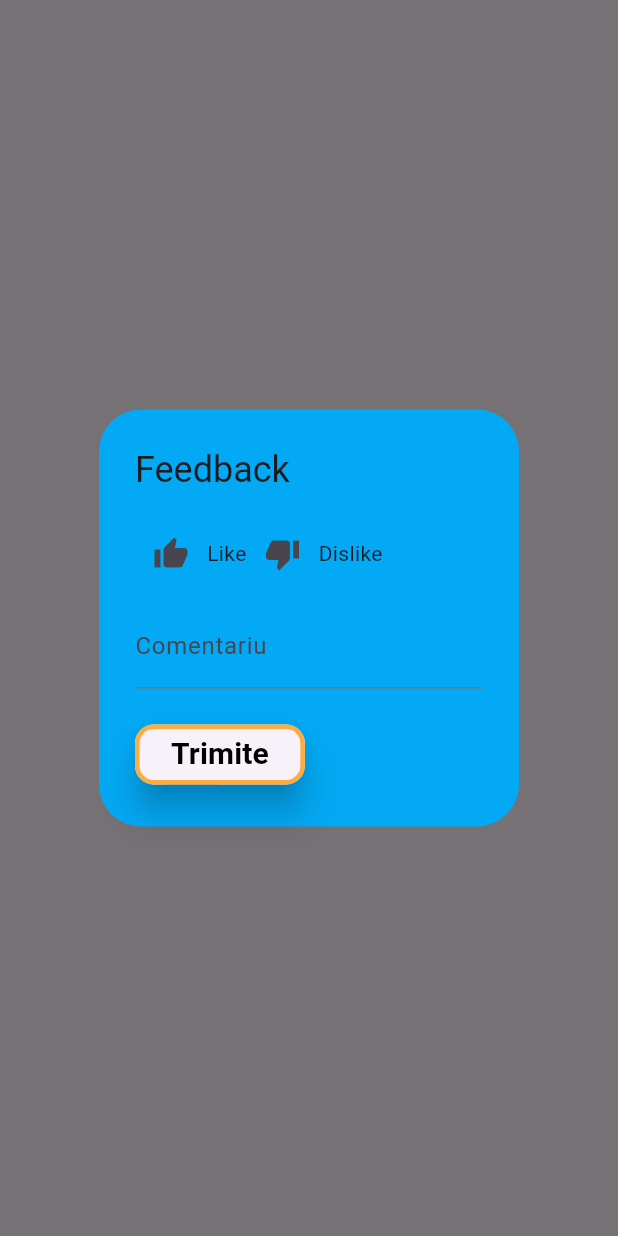
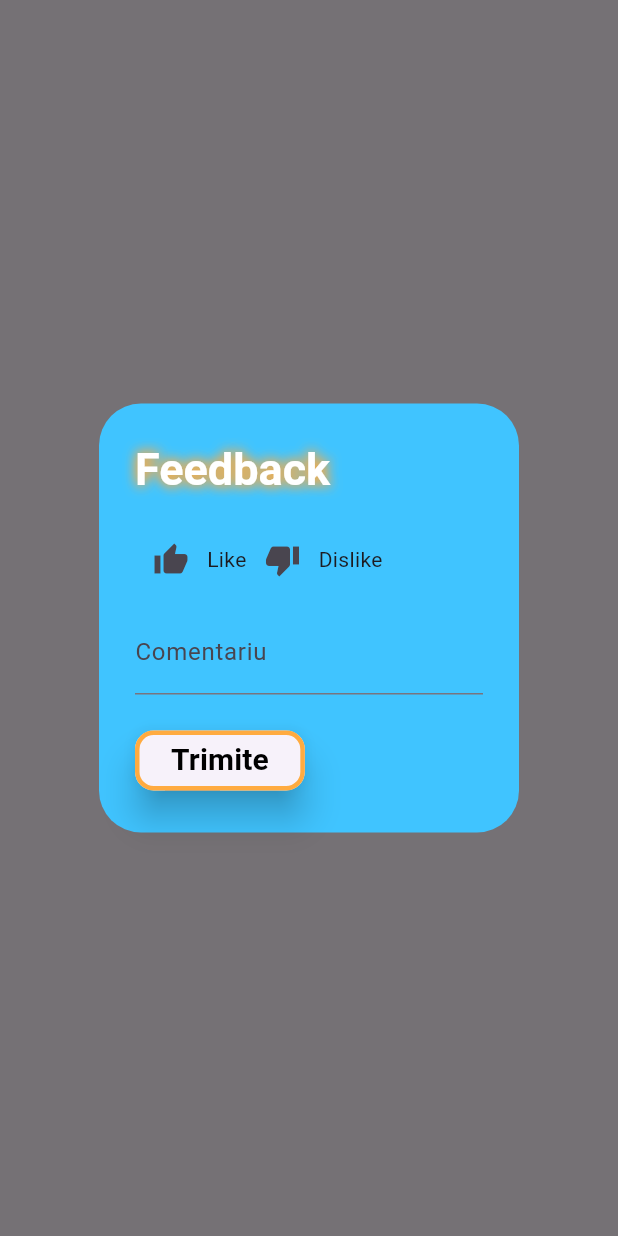
Before and after one commit to DenisMacrisi/EpicDiceEvents, a Flutter app: what showFeedbackForm() shows on an empty page, opened directly, on a phone screen of 412 x 824 dp. Run offline on Flutter 3.47's test engine with Material 3 defaults, Android fonts, the light colour scheme and no system bars; our stand-ins replace cloud_firestore, connectivity_plus, firebase_auth, firebase_core, firebase_storage, geocoding and 3 more; missing offline and left inert: add_2_calendar; accounts and stored records are empty.

Commit message:
Modificari de design

```diff
--- a/lib/CustomWidgets.dart
+++ b/lib/CustomWidgets.dart
@@ -119,11 +119,11 @@ TextStyle customOrangeShadowTextStyle(double fontSize) {
     ],
   );
 }
-TextStyle customBasicTextStyle(double fontSize, bool bold){
+TextStyle customBasicTextStyle(double fontSize, bool bold, {Color? color}){
   return TextStyle(
     fontWeight: bold? FontWeight.bold : null,
     fontSize: fontSize,
-    color: Colors.black,
+    color: color ?? Colors.black
   );
 }
 
--- a/lib/RecommendationPage.dart
+++ b/lib/RecommendationPage.dart
@@ -1,11 +1,7 @@
 import 'package:epic_dice_events/CustomWidgets.dart';
-import 'package:image_picker/image_picker.dart';
 import 'package:flutter/cupertino.dart';
 import 'package:flutter/material.dart';
-import 'dart:io';
-import 'dart:math';
 import 'package:firebase_auth/firebase_auth.dart';
-import 'package:firebase_storage/firebase_storage.dart' as firebase_storage;
 import 'package:cloud_firestore/cloud_firestore.dart';
 
 class RecommendationPage extends StatefulWidget {
@@ -56,7 +52,7 @@ class _RecommendationPage extends State<RecommendationPage> {
                     child: Column(children: [
                   Container(
                       child: Padding(
-                    padding: const EdgeInsets.only(top: 120),
+                    padding: const EdgeInsets.only(top: 120, left: 30,right: 30),
                     child: Text(
                       '${suggestion.data!['name']}',
                       style: const TextStyle(
@@ -98,7 +94,7 @@ class _RecommendationPage extends State<RecommendationPage> {
                   ),
                   Container(
                       child: Padding(
-                    padding: const EdgeInsets.symmetric(horizontal: 10),
+                    padding: const EdgeInsets.symmetric(horizontal: 30),
                     child: Text(
                       '${suggestion.data!['description']}',
                       style: const TextStyle(
@@ -157,8 +153,11 @@ void showFeedbackForm(BuildContext context) {
       return StatefulBuilder(
         builder: (context, setState) {
           return AlertDialog(
-            title: Text('Feedback'),
-            backgroundColor:Colors.lightBlue,
+            title: Text(
+                'Feedback',
+              style: customOrangeShadowTextStyle(30),
+            ),
+            backgroundColor:Colors.lightBlueAccent,
             content: SingleChildScrollView(
               child: Column(
                 mainAxisSize: MainAxisSize.min,
```
Also changed, not shown: lib/AddEventPage.dart (+1 -13 lines), lib/Drawler.dart (+6 -4 lines), lib/main.dart (+4 -11 lines).
